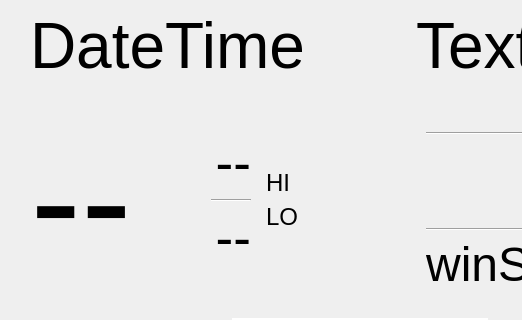
iachievedit/weatherfxlite, file weatherfxLite.ui: the form before one commit; both pictures show x 0 to 522 and y 0 to 320 of the 720 by 720 pixel window.
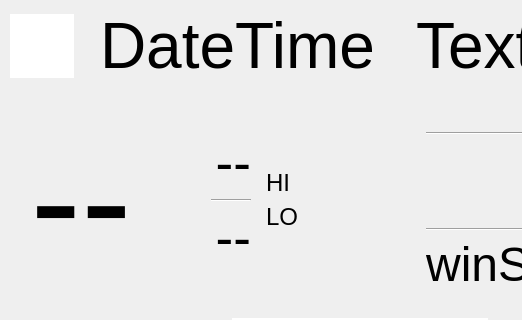
The form after the commit. Custom widgets are drawn as their Qt base class.

What changed in the file:
```diff
--- a/weatherfxLite.ui
+++ b/weatherfxLite.ui
@@ -45,6 +45,31 @@
     <layout class="QVBoxLayout" name="verticalLayout_3">
      <item>
       <layout class="QHBoxLayout" name="horizontalLayout">
+       <item>
+        <widget class="QGraphicsView" name="gpsAvailable">
+         <property name="minimumSize">
+          <size>
+           <width>64</width>
+           <height>64</height>
+          </size>
+         </property>
+         <property name="maximumSize">
+          <size>
+           <width>64</width>
+           <height>64</height>
+          </size>
+         </property>
+         <property name="frameShape">
+          <enum>QFrame::Shape::NoFrame</enum>
+         </property>
+         <property name="verticalScrollBarPolicy">
+          <enum>Qt::ScrollBarPolicy::ScrollBarAlwaysOff</enum>
+         </property>
+         <property name="horizontalScrollBarPolicy">
+          <enum>Qt::ScrollBarPolicy::ScrollBarAlwaysOff</enum>
+         </property>
+        </widget>
+       </item>
        <item>
         <spacer name="horizontalSpacer_8">
          <property name="orientation">
```
